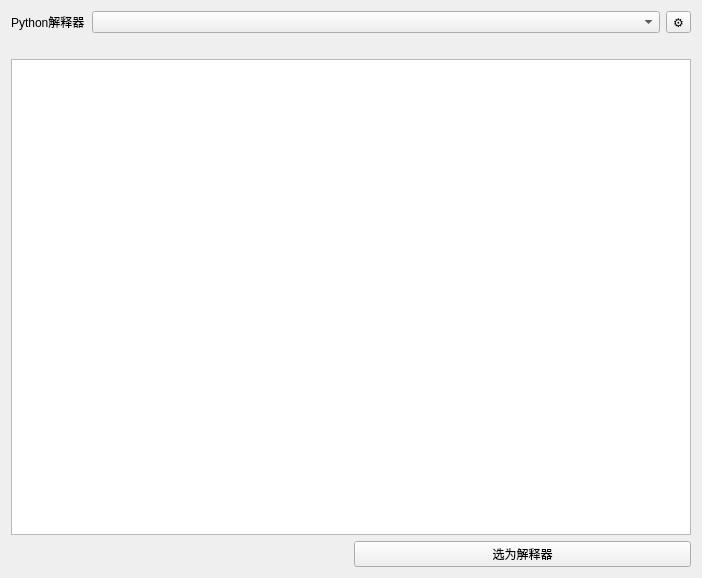
ctpbee/bee_box, file app/ui/py_manage.ui: the form before one commit.
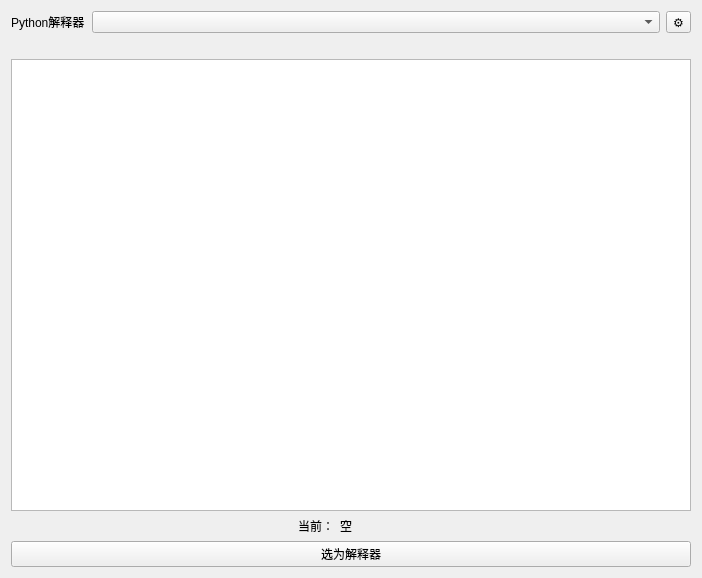
The form after the commit.

```diff
--- a/app/ui/py_manage.ui
+++ b/app/ui/py_manage.ui
@@ -46,7 +46,7 @@
     <widget class="QListWidget" name="pip_list"/>
    </item>
    <item>
-    <layout class="QHBoxLayout" name="horizontalLayout" stretch="0,0">
+    <layout class="QHBoxLayout" name="horizontalLayout" stretch="4,0,5">
      <item>
       <widget class="QLabel" name="app_name">
        <property name="text">
@@ -55,14 +55,28 @@
       </widget>
      </item>
      <item>
-      <widget class="QPushButton" name="set_app_py">
+      <widget class="QLabel" name="label_3">
        <property name="text">
-        <string>选为解释器</string>
+        <string>当前：</string>
+       </property>
+      </widget>
+     </item>
+     <item>
+      <widget class="QLabel" name="cur_py">
+       <property name="text">
+        <string>空</string>
        </property>
       </widget>
      </item>
     </layout>
    </item>
+   <item>
+    <widget class="QPushButton" name="set_app_py">
+     <property name="text">
+      <string>选为解释器</string>
+     </property>
+    </widget>
+   </item>
   </layout>
  </widget>
  <resources/>
```
